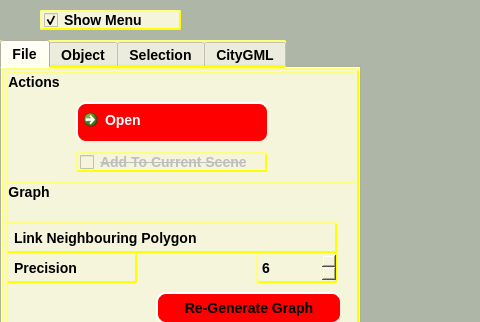
The window that forms/mainwindow.ui (pranjal23/osg2citygml) describes before a commit, drawn with Qt 5; both pictures show x 0 to 480 and y 0 to 322 of the 974 by 696 pixel window.
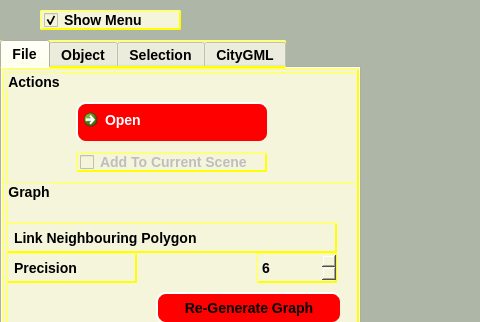
The same window after the commit. Icons and pictures are not drawn. Custom widgets are drawn as their Qt base class.

Commit message: Fixed some issues with precision

```diff
--- a/forms/mainwindow.ui
+++ b/forms/mainwindow.ui
@@ -876,7 +876,6 @@
         <weight>75</weight>
         <italic>false</italic>
         <bold>true</bold>
-        <strikeout>true</strikeout>
        </font>
       </property>
       <property name="text">
```
Left out of the diff: 3 changed lines with no effect on the pictures. The commit also changes 1 other file.
